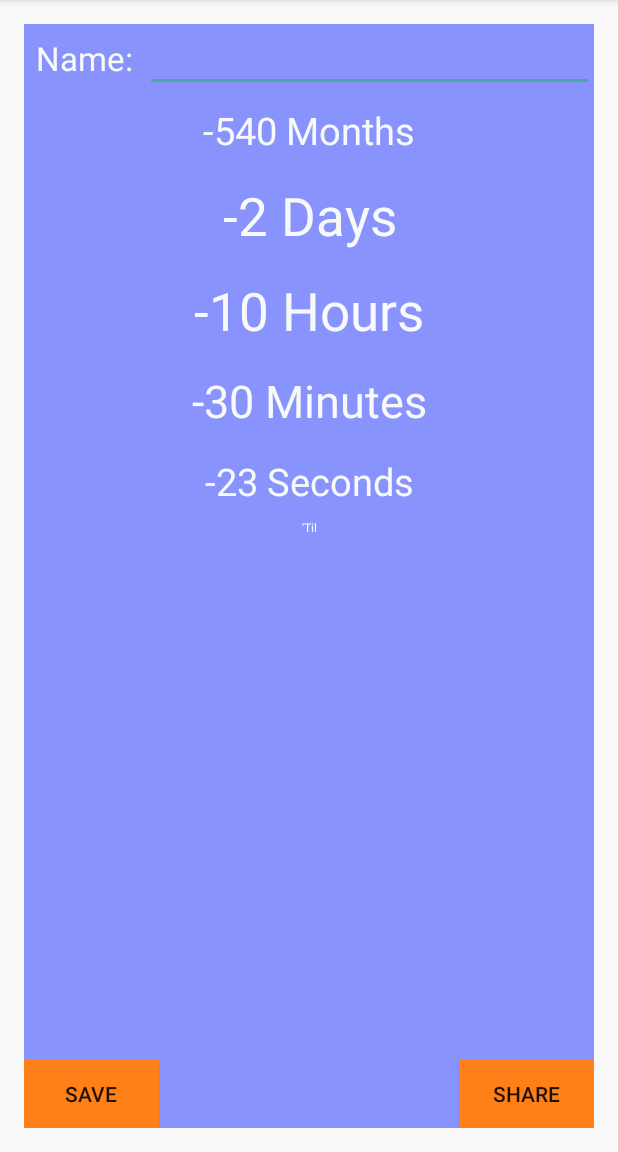
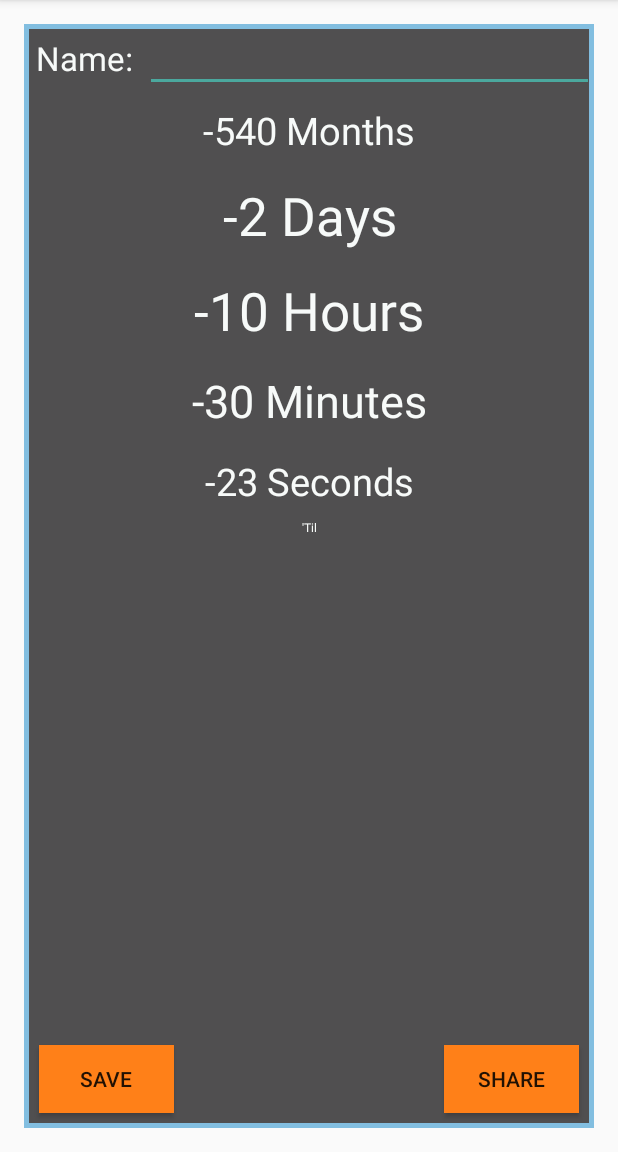
Before and after one commit to msavastano/HowLongTil, an Android app: the HowLongDetail screen opened directly, with no data from a screen before it, on a phone screen of 412 x 824 dp, the part 84-1236 px from its top. Run offline under Robolectric (Android 15) with nearby library versions, the phone set to English and light mode, and no system bars; 5 statements that could not run were skipped.

Commit message:
UI - fix internal share pic, validation, etc

```diff
--- /dev/null
+++ b/app/src/main/res/drawable/textlines.xml
@@ -0,0 +1,4 @@
+<shape xmlns:android="http://schemas.android.com/apk/res/android" android:shape="rectangle" >
+    <solid android:color="#ff080607" />
+    <stroke android:width="3dip" android:color="#4fa5d5"/>
+</shape>
--- a/app/src/main/res/layout/activity_how_long_detail.xml
+++ b/app/src/main/res/layout/activity_how_long_detail.xml
@@ -8,15 +8,17 @@
     tools:context="com.mikesavastano.howlongtil.HowLongDetail">
 
     <LinearLayout
+        android:background="@drawable/textlines"
         android:orientation="vertical"
         android:layout_width="fill_parent"
         android:layout_height="fill_parent"
         android:id="@+id/linLayoutEventScreen"
         android:focusableInTouchMode="false"
-        android:background="#ff5967ff"
+
         android:alpha=".7">
 
         <RelativeLayout
+
             android:layout_width="wrap_content"
             android:layout_height="wrap_content">
 
@@ -35,6 +37,7 @@
                 android:layout_height="wrap_content"
                 android:id="@+id/nameEditText"
                 android:textAppearance="?android:attr/textAppearanceLarge"
+
                 android:padding="8dp"
                 android:layout_gravity="center"
                 android:layout_toRightOf="@+id/textViewName"
@@ -43,6 +46,7 @@
         </RelativeLayout>
 
         <TextView
+
             android:layout_width="match_parent"
             android:layout_height="wrap_content"
             android:textAppearance="?android:attr/textAppearanceLarge"
@@ -113,9 +117,9 @@
             android:id="@+id/eventDate"
             android:gravity="center_vertical|center_horizontal"
             android:textAppearance="?android:attr/textAppearanceLarge"
-            android:padding="10dp"
+            android:padding="5dp"
             android:textColor="#fff7fbf9"
-            android:textSize="55dp" />
+            android:textSize="45dp" />
 
     </LinearLayout>
 
@@ -132,7 +136,8 @@
             android:id="@+id/shareButton"
             android:layout_gravity="center_horizontal"
             android:layout_alignParentRight="true"
-            android:background="#ffff8018" />
+            android:background="#ffff8018"
+            android:layout_margin="10dp" />
 
         <Button
             android:layout_width="90dp"
@@ -143,7 +148,8 @@
             android:layout_gravity="center_horizontal"
             android:onClick="saveEvent"
             android:background="#ffff8018"
-            android:layout_alignParentStart="true" />
+            android:layout_alignParentStart="true"
+            android:layout_margin="10dp" />
     </RelativeLayout>
 
 </RelativeLayout>
```
